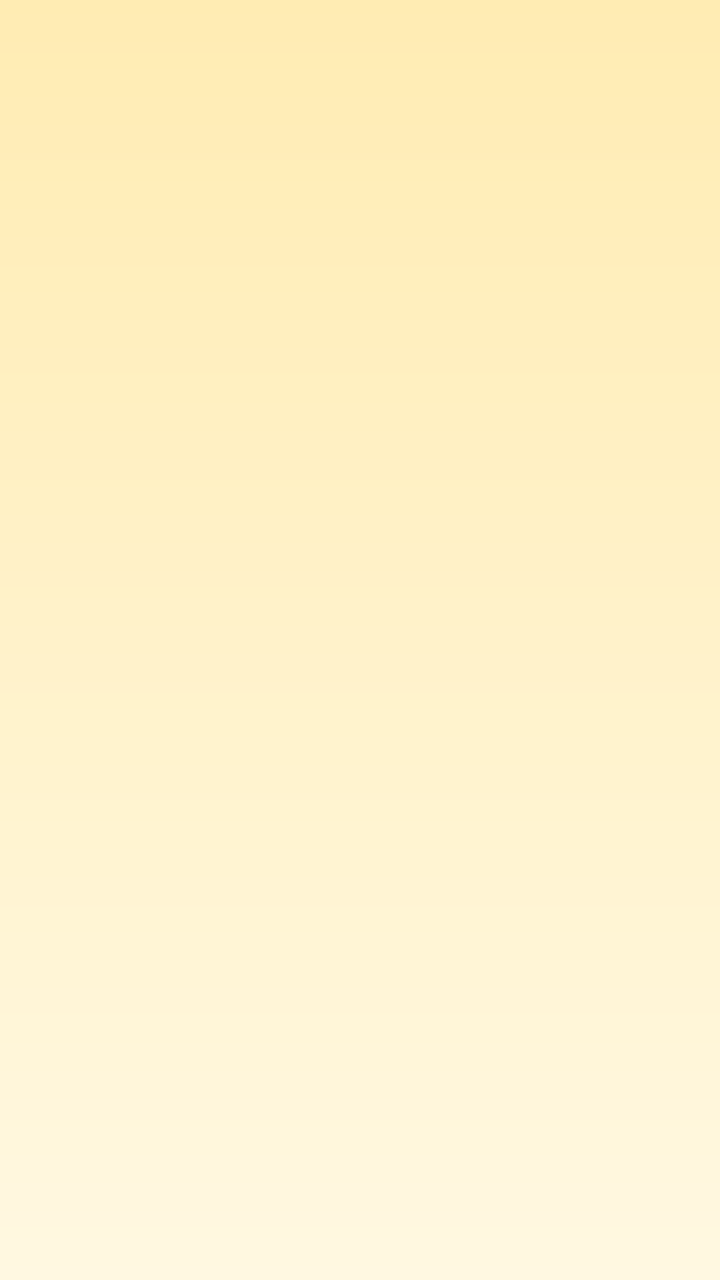
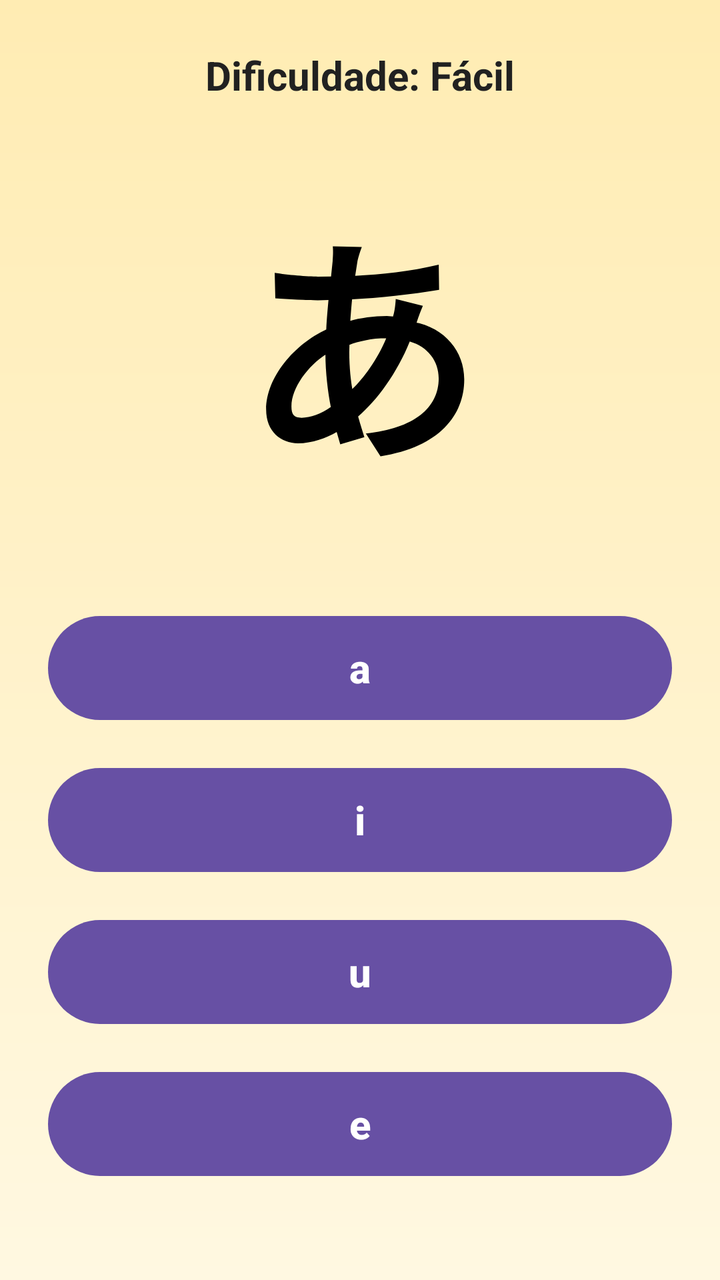

Screens rendered from an Android XML layout before and after an edit, with the pre-edit source and the edit as a unified diff.
<!-- AndroidManifest.xml: application theme Theme.Quiz_japones -->
<!-- res/layout/activity_quiz.xml -->
<?xml version="1.0" encoding="utf-8"?>
<androidx.constraintlayout.widget.ConstraintLayout xmlns:android="http://schemas.android.com/apk/res/android"
    xmlns:app="http://schemas.android.com/apk/res-auto"
    xmlns:tools="http://schemas.android.com/tools"
    android:id="@+id/main"
    android:layout_width="match_parent"
    android:layout_height="match_parent"
    tools:context=".QuizActivity"
    android:background="@drawable/gradiente">

    <TextView
        android:id="@+id/tvTesteDificuldade"
        android:text=""
        android:layout_width="wrap_content"
        android:layout_height="wrap_content"
        android:textSize="32sp"
        android:textStyle="bold"
        android:textColor="@color/textTitulo"
        app:layout_constraintTop_toTopOf="parent"
        app:layout_constraintStart_toStartOf="parent"
        app:layout_constraintEnd_toEndOf="parent"
        app:layout_constraintBottom_toBottomOf="parent"
        app:layout_constraintVertical_bias="0.3" />

</androidx.constraintlayout.widget.ConstraintLayout>
<!-- resources referenced by this layout -->
<resources>
  <color name="textTitulo">#212121</color>
  <!-- drawable gradiente (drawable) -->
  <?xml version="1.0" encoding="utf-8"?>
  <shape xmlns:android="http://schemas.android.com/apk/res/android">
      <gradient
          android:startColor="#FFF8E1"
          android:endColor="#FFECB3"
          android:angle="90" />
  </shape>
  <style name="Theme.Quiz_japones" parent="Base.Theme.Quiz_japones" />
  <style name="Base.Theme.Quiz_japones" parent="Theme.Material3.DayNight.NoActionBar">
          
          
      </style>
</resources>

<!-- the commit's change to res/layout/activity_quiz.xml (unified diff, before → after) -->
@@ -5,21 +5,86 @@
     android:id="@+id/main"
     android:layout_width="match_parent"
     android:layout_height="match_parent"
-    tools:context=".QuizActivity"
-    android:background="@drawable/gradiente">
+    android:background="@drawable/gradiente"
+    android:padding="24dp"
+    tools:context=".QuizActivity">
 
     <TextView
-        android:id="@+id/tvTesteDificuldade"
-        android:text=""
+        android:id="@+id/tvTituloQuiz"
         android:layout_width="wrap_content"
         android:layout_height="wrap_content"
-        android:textSize="32sp"
+        android:text="Dificuldade: Fácil"
+        android:textSize="20sp"
+        android:textColor="@color/textTitulo"
         android:textStyle="bold"
-        android:textColor="@color/textTitulo"
-        app:layout_constraintTop_toTopOf="parent"
+        app:layout_constraintEnd_toEndOf="parent"
         app:layout_constraintStart_toStartOf="parent"
+        app:layout_constraintTop_toTopOf="parent" />
+
+    <TextView
+        android:id="@+id/tvSimboloQuiz"
+        android:layout_width="wrap_content"
+        android:layout_height="wrap_content"
+        android:text="あ"
+        android:textSize="120sp"
+        android:textStyle="bold"
+        android:textColor="@android:color/black"
+        app:layout_constraintBottom_toTopOf="@+id/btnOpcao1"
         app:layout_constraintEnd_toEndOf="parent"
+        app:layout_constraintStart_toStartOf="parent"
+        app:layout_constraintTop_toBottomOf="@+id/tvTituloQuiz"
+        app:layout_constraintVertical_bias="0.4" />
+
+    
+    <Button
+        android:id="@+id/btnOpcao1"
+        android:layout_width="0dp"
+        android:layout_height="60dp"
+        android:layout_marginBottom="16dp"
+        android:text="a"
+        android:textSize="20sp"
+        android:textStyle="bold"
+        app:layout_constraintBottom_toTopOf="@+id/btnOpcao2"
+        app:layout_constraintEnd_toEndOf="parent"
+        app:layout_constraintStart_toStartOf="parent" />
+
+    
+    <Button
+        android:id="@+id/btnOpcao2"
+        android:layout_width="0dp"
+        android:layout_height="60dp"
+        android:layout_marginBottom="16dp"
+        android:text="i"
+        android:textSize="20sp"
+        android:textStyle="bold"
+        app:layout_constraintBottom_toTopOf="@+id/btnOpcao3"
+        app:layout_constraintEnd_toEndOf="parent"
+        app:layout_constraintStart_toStartOf="parent" />
+
+    
+    <Button
+        android:id="@+id/btnOpcao3"
+        android:layout_width="0dp"
+        android:layout_height="60dp"
+        android:layout_marginBottom="16dp"
+        android:text="u"
+        android:textSize="20sp"
+        android:textStyle="bold"
+        app:layout_constraintBottom_toTopOf="@+id/btnOpcao4"
+        app:layout_constraintEnd_toEndOf="parent"
+        app:layout_constraintStart_toStartOf="parent" />
+
+    
+    <Button
+        android:id="@+id/btnOpcao4"
+        android:layout_width="0dp"
+        android:layout_height="60dp"
+        android:layout_marginBottom="24dp"
+        android:text="e"
+        android:textSize="20sp"
+        android:textStyle="bold"
         app:layout_constraintBottom_toBottomOf="parent"
-        app:layout_constraintVertical_bias="0.3" />
+        app:layout_constraintEnd_toEndOf="parent"
+        app:layout_constraintStart_toStartOf="parent" />
 
 </androidx.constraintlayout.widget.ConstraintLayout>
